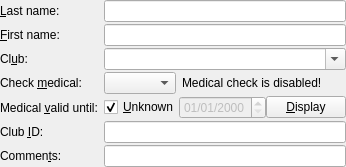
This is src/gui/windows/objectEditor/PersonEditorPane.ui in Akaflieg/startkladde as Qt 5 draws it before an edit. The edited form follows.
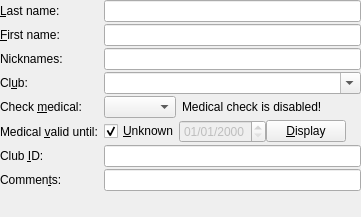
This is the edited form. Custom widgets are drawn as their Qt base class.

Commit message: nicknames and refresher flights

The edit to the form file:
```diff
--- a/src/gui/windows/objectEditor/PersonEditorPane.ui
+++ b/src/gui/windows/objectEditor/PersonEditorPane.ui
@@ -6,8 +6,8 @@
    <rect>
     <x>0</x>
     <y>0</y>
-    <width>318</width>
-    <height>157</height>
+    <width>361</width>
+    <height>217</height>
    </rect>
   </property>
   <property name="windowTitle">
@@ -20,7 +20,108 @@
    <property name="margin">
     <number>0</number>
    </property>
-   <item row="10" column="0">
+   <item row="9" column="1">
+    <widget class="QLineEdit" name="commentsInput"/>
+   </item>
+   <item row="7" column="1">
+    <widget class="QWidget" name="medicalValidityPane" native="true">
+     <layout class="QHBoxLayout" name="horizontalLayout_2">
+      <property name="spacing">
+       <number>0</number>
+      </property>
+      <property name="margin" stdset="0">
+       <number>0</number>
+      </property>
+      <item>
+       <widget class="QCheckBox" name="medicalValidityUnknownCheckbox">
+        <property name="text">
+         <string>&amp;Unknown</string>
+        </property>
+        <property name="checked">
+         <bool>true</bool>
+        </property>
+       </widget>
+      </item>
+      <item>
+       <widget class="QDateEdit" name="medicalValidityInput">
+        <property name="enabled">
+         <bool>false</bool>
+        </property>
+        <property name="toolTip">
+         <string>&lt;html&gt;The last date that this person's medical is valid&lt;/html&gt;</string>
+        </property>
+        <property name="displayFormat">
+         <string>MM/dd/yyyy</string>
+        </property>
+       </widget>
+      </item>
+      <item>
+       <widget class="QPushButton" name="displayMedicalValidityButton">
+        <property name="text">
+         <string>&amp;Display</string>
+        </property>
+       </widget>
+      </item>
+      <item>
+       <spacer name="horizontalSpacer_2">
+        <property name="orientation">
+         <enum>Qt::Horizontal</enum>
+        </property>
+        <property name="sizeHint" stdset="0">
+         <size>
+          <width>40</width>
+          <height>20</height>
+         </size>
+        </property>
+       </spacer>
+      </item>
+     </layout>
+    </widget>
+   </item>
+   <item row="7" column="0">
+    <widget class="QLabel" name="label_4">
+     <property name="text">
+      <string>Medical &amp;valid until:</string>
+     </property>
+     <property name="buddy">
+      <cstring>medicalValidityInput</cstring>
+     </property>
+    </widget>
+   </item>
+   <item row="4" column="0">
+    <widget class="QLabel" name="label_3">
+     <property name="text">
+      <string>Cl&amp;ub:</string>
+     </property>
+     <property name="buddy">
+      <cstring>clubInput</cstring>
+     </property>
+    </widget>
+   </item>
+   <item row="8" column="0">
+    <widget class="QLabel" name="label_7">
+     <property name="text">
+      <string>Club &amp;ID:</string>
+     </property>
+     <property name="buddy">
+      <cstring>clubIdInput</cstring>
+     </property>
+    </widget>
+   </item>
+   <item row="0" column="0">
+    <widget class="QLabel" name="label">
+     <property name="text">
+      <string>&amp;Last name:</string>
+     </property>
+     <property name="buddy">
+      <cstring>lastNameInput</cstring>
+     </property>
+    </widget>
+   </item>
+   <item row="1" column="1">
+    <widget class="QLineEdit" name="firstNameInput"/>
+   </item>
+   <item row="11" column="0">
     <spacer name="verticalSpacer">
      <property name="orientation">
       <enum>Qt::Vertical</enum>
@@ -33,43 +134,7 @@
      </property>
     </spacer>
    </item>
-   <item row="0" column="0">
-    <widget class="QLabel" name="label">
-     <property name="text">
-      <string>&amp;Last name:</string>
-     </property>
-     <property name="buddy">
-      <cstring>lastNameInput</cstring>
-     </property>
-    </widget>
-   </item>
-   <item row="1" column="0">
-    <widget class="QLabel" name="label_2">
-     <property name="text">
-      <string>&amp;First name:</string>
-     </property>
-     <property name="buddy">
-      <cstring>firstNameInput</cstring>
-     </property>
-    </widget>
-   </item>
-   <item row="3" column="0">
-    <widget class="QLabel" name="label_3">
-     <property name="text">
-      <string>Cl&amp;ub:</string>
-     </property>
-     <property name="buddy">
-      <cstring>clubInput</cstring>
-     </property>
-    </widget>
-   </item>
-   <item row="0" column="1">
-    <widget class="QLineEdit" name="lastNameInput"/>
-   </item>
-   <item row="1" column="1">
-    <widget class="QLineEdit" name="firstNameInput"/>
-   </item>
-   <item row="3" column="1">
+   <item row="4" column="1">
     <widget class="SkComboBox" name="clubInput">
      <property name="editable">
       <bool>true</bool>
@@ -79,40 +144,17 @@
      </property>
     </widget>
    </item>
-   <item row="8" column="1">
-    <widget class="QLineEdit" name="commentsInput"/>
-   </item>
-   <item row="8" column="0">
-    <widget class="QLabel" name="label_5">
+   <item row="1" column="0">
+    <widget class="QLabel" name="label_2">
      <property name="text">
-      <string>Commen&amp;ts:</string>
+      <string>&amp;First name:</string>
      </property>
      <property name="buddy">
       <cstring>commentsInput</cstring>
      </property>
     </widget>
    </item>
-   <item row="6" column="0">
-    <widget class="QLabel" name="label_4">
-     <property name="text">
-      <string>Medical &amp;valid until:</string>
-     </property>
-     <property name="buddy">
-      <cstring>medicalValidityInput</cstring>
-     </property>
-    </widget>
-   </item>
-   <item row="4" column="0">
-    <widget class="QLabel" name="label_6">
-     <property name="text">
-      <string>Check &amp;medical:</string>
-     </property>
-     <property name="buddy">
-      <cstring>checkMedicalInput</cstring>
-     </property>
-    </widget>
-   </item>
-   <item row="4" column="1">
+   <item row="5" column="1">
     <widget class="QWidget" name="widget" native="true">
      <layout class="QHBoxLayout" name="horizontalLayout">
       <property name="margin">
@@ -151,78 +193,50 @@
      </layout>
     </widget>
    </item>
-   <item row="6" column="1">
-    <widget class="QWidget" name="medicalValidityPane" native="true">
-     <layout class="QHBoxLayout" name="horizontalLayout_2">
-      <property name="spacing">
-       <number>0</number>
-      </property>
-      <property name="margin">
-       <number>0</number>
-      </property>
-      <item>
-       <widget class="QCheckBox" name="medicalValidityUnknownCheckbox">
-        <property name="text">
-         <string>&amp;Unknown</string>
-        </property>
-        <property name="checked">
-         <bool>true</bool>
-        </property>
-       </widget>
-      </item>
-      <item>
-       <widget class="QDateEdit" name="medicalValidityInput">
-        <property name="enabled">
-         <bool>false</bool>
-        </property>
-        <property name="toolTip">
-         <string>&lt;html&gt;The last date that this person's medical is valid&lt;/html&gt;</string>
-        </property>
-        <property name="displayFormat">
-         <string>MM/dd/yyyy</string>
-        </property>
-       </widget>
-      </item>
-      <item>
-       <widget class="QPushButton" name="displayMedicalValidityButton">
-        <property name="text">
-         <string>&amp;Display</string>
-        </property>
-       </widget>
-      </item>
-      <item>
-       <spacer name="horizontalSpacer_2">
-        <property name="orientation">
-         <enum>Qt::Horizontal</enum>
-        </property>
-        <property name="sizeHint" stdset="0">
-         <size>
-          <width>40</width>
-          <height>20</height>
-         </size>
-        </property>
-       </spacer>
-      </item>
-     </layout>
-    </widget>
+   <item row="0" column="1">
+    <widget class="QLineEdit" name="lastNameInput"/>
    </item>
-   <item row="7" column="0">
-    <widget class="QLabel" name="label_7">
-     <property name="text">
-      <string>Club &amp;ID:</string>
-     </property>
-     <property name="buddy">
-      <cstring>clubIdInput</cstring>
-     </property>
-    </widget>
-   </item>
-   <item row="7" column="1">
+   <item row="8" column="1">
     <widget class="QLineEdit" name="clubIdInput">
      <property name="toolTip">
       <string>&lt;html&gt;This field can be used for a member ID or similar.&lt;/html&gt;</string>
      </property>
     </widget>
    </item>
+   <item row="5" column="0">
+    <widget class="QLabel" name="label_6">
+     <property name="text">
+      <string>Check &amp;medical:</string>
+     </property>
+     <property name="buddy">
+      <cstring>checkMedicalInput</cstring>
+     </property>
+    </widget>
+   </item>
+   <item row="9" column="0">
+    <widget class="QLabel" name="label_5">
+     <property name="text">
+      <string>Commen&amp;ts:</string>
+     </property>
+     <property name="buddy">
+      <cstring>commentsInput</cstring>
+     </property>
+    </widget>
+   </item>
+   <item row="3" column="0">
+    <widget class="QLabel" name="label_8">
+     <property name="text">
+      <string>Nicknames:</string>
+     </property>
+    </widget>
+   </item>
+   <item row="3" column="1">
+    <widget class="QLineEdit" name="nicknameInput">
+     <property name="toolTip">
+      <string>Separate multiple nicknames by commas</string>
+     </property>
+    </widget>
+   </item>
   </layout>
  </widget>
  <layoutdefault spacing="6" margin="11"/>
```
Left out of the diff: 6 changed lines with no effect on the pictures. The commit also changes 15 other files.
